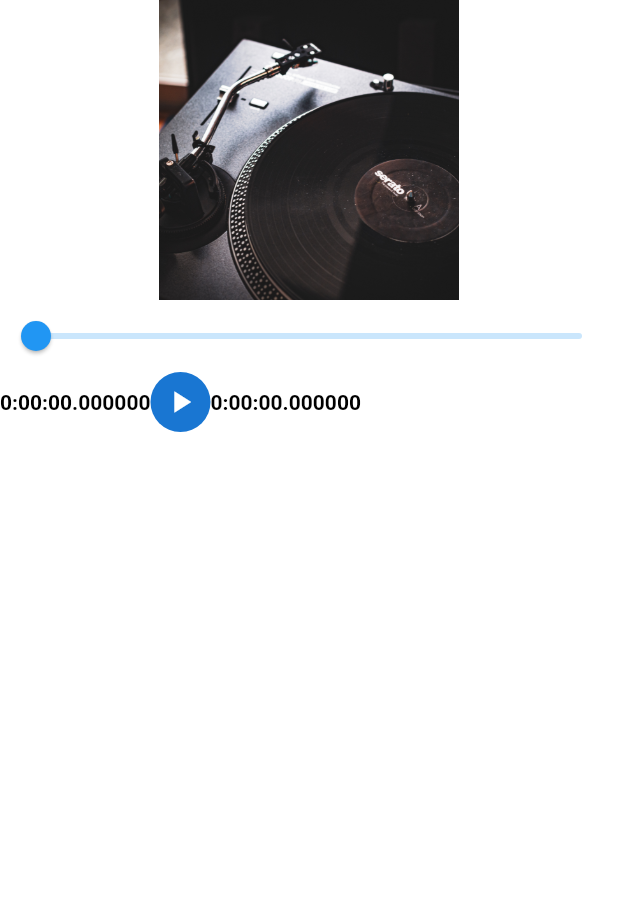
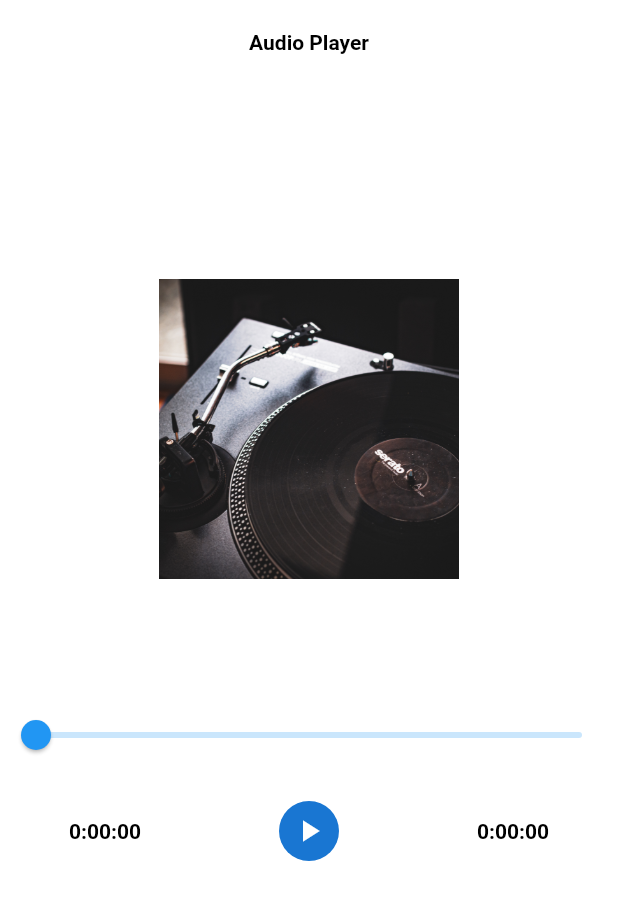
Before and after one commit to samiraTR/Demo_app, a Flutter app: the AudioScreen screen opened directly, on a phone screen of 412 x 824 dp. Shown: the top 900 px of the screen. Run offline on Flutter 3.47's test engine with Material 2 defaults, Android fonts, the light colour scheme and no system bars; our stand-ins replace audioplayers, bloc, camera, cloud_firestore, equatable, file_picker and 8 more; missing offline and left inert: firedart; accounts and stored records are empty; Roboto replaces fonts that are missing (Avenir).

Commit message:
flutter audio player

```diff
--- a/lib/Ui/audio_player.dart
+++ b/lib/Ui/audio_player.dart
@@ -3,6 +3,7 @@ import 'dart:io';
 import 'package:audioplayers/audioplayers.dart';
 import 'package:file_picker/file_picker.dart';
 import 'package:flutter/material.dart';
+import 'package:intl/intl.dart';
 
 class AudioScreen extends StatefulWidget {
   const AudioScreen({super.key});
@@ -13,7 +14,7 @@ class AudioScreen extends StatefulWidget {
 
 class _AudioScreenState extends State<AudioScreen> {
   final audioPlayer = AudioPlayer();
-  bool isPlaying = true;
+  bool isPlaying = false;
   Duration duration = Duration.zero;
   Duration position = Duration.zero;
 
@@ -53,6 +54,7 @@ class _AudioScreenState extends State<AudioScreen> {
     audioPlayer.setSourceUrl(url);
 
     final result = await FilePicker.platform.pickFiles();
+    FilePicker.platform.saveFile();
     if (result != null) {
       final file = File(result.files.single.path!);
       audioPlayer.setSourceUrl(file.path);
@@ -61,9 +63,20 @@ class _AudioScreenState extends State<AudioScreen> {
 
   @override
   Widget build(BuildContext context) {
-    return Scaffold(
+    return SafeArea(
+      child: Scaffold(
         body: Column(
           children: [
+            const SizedBox(
+              height: 20,
+            ),
+            Row(
+              mainAxisAlignment: MainAxisAlignment.center,
+              children: const [Text("Audio Player")],
+            ),
+            const SizedBox(
+              height: 150,
+            ),
             ClipRRect(
               child: Image.asset(
                 "assets/images/vinyl.jpg",
@@ -71,6 +84,9 @@ class _AudioScreenState extends State<AudioScreen> {
                 width: 200,
                 fit: BoxFit.cover,
               ),
+            ),
+            const SizedBox(
+              height: 80,
             ),
             Slider(
                 min: 0,
@@ -81,9 +97,13 @@ class _AudioScreenState extends State<AudioScreen> {
                   await audioPlayer.seek(position);
                   await audioPlayer.resume();
                 }),
+            const SizedBox(
+              height: 20,
+            ),
             Row(
+              mainAxisAlignment: MainAxisAlignment.spaceAround,
               children: [
-              Text(position.toString()),
+                Text(formatDuration(position)),
                 CircleAvatar(
                   child: IconButton(
                     onPressed: () async {
@@ -96,14 +116,20 @@ class _AudioScreenState extends State<AudioScreen> {
                         await audioPlayer.resume();
                       }
                     },
-                  icon: const Icon(Icons.play_arrow),
+                    icon:
+                        !isPlaying ? Icon(Icons.play_arrow) : Icon(Icons.pause),
                   ),
                 ),
-              Text(position.toString()),
+                Text(formatDuration(duration - position)),
               ],
             )
           ],
         ),
+      ),
     );
   }
+
+  String formatDuration(Duration duration) {
+    return DateFormat('H:mm:ss').format(DateTime(0, 0, 0).add(duration));
   }
+}
```
Lines whose indentation alone changed are shown as unchanged.
